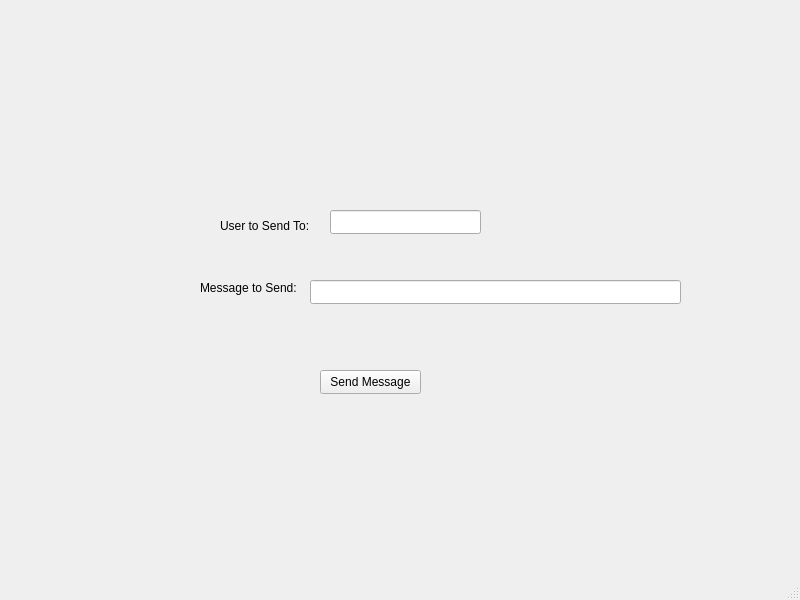
This is ChatAppClient/ChattingWindow.ui in pahuljotmatharoo/SignalSync-client as Qt 5 draws it before an edit. The edited form follows.
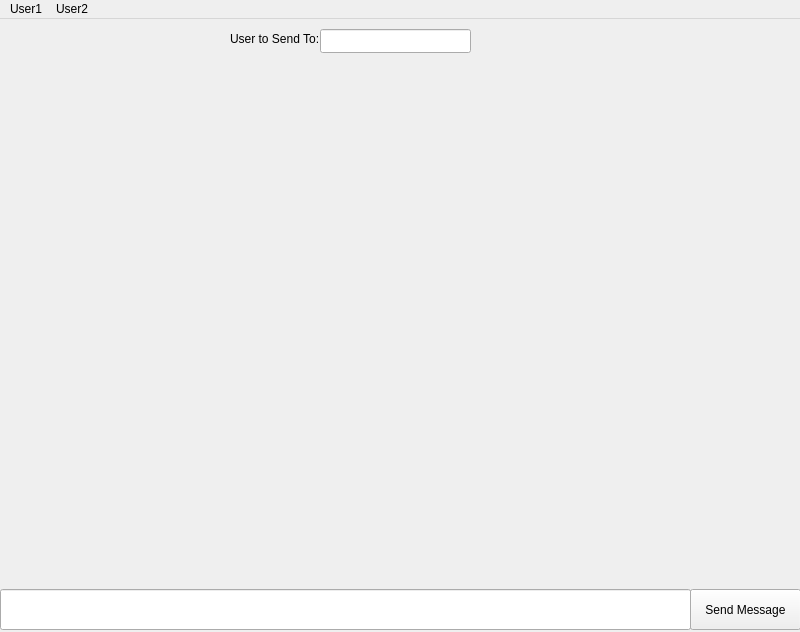
This is the edited form.

Patch:
```diff
--- a/ChatAppClient/ChattingWindow.ui
+++ b/ChatAppClient/ChattingWindow.ui
@@ -7,20 +7,23 @@
     <x>0</x>
     <y>0</y>
     <width>800</width>
-    <height>600</height>
+    <height>632</height>
    </rect>
   </property>
   <property name="windowTitle">
    <string>MainWindow</string>
   </property>
+  <property name="layoutDirection">
+   <enum>Qt::LayoutDirection::LeftToRight</enum>
+  </property>
   <widget class="QWidget" name="centralwidget">
    <widget class="QLabel" name="label">
     <property name="geometry">
      <rect>
-      <x>220</x>
-      <y>210</y>
+      <x>230</x>
+      <y>10</y>
       <width>91</width>
-      <height>31</height>
+      <height>20</height>
      </rect>
     </property>
     <property name="text">
@@ -30,10 +33,10 @@
    <widget class="QPushButton" name="sendButton">
     <property name="geometry">
      <rect>
-      <x>320</x>
-      <y>370</y>
-      <width>101</width>
-      <height>24</height>
+      <x>690</x>
+      <y>570</y>
+      <width>111</width>
+      <height>41</height>
      </rect>
     </property>
     <property name="text">
@@ -43,36 +46,41 @@
    <widget class="QLineEdit" name="Username_input">
     <property name="geometry">
      <rect>
-      <x>330</x>
-      <y>210</y>
+      <x>320</x>
+      <y>10</y>
       <width>151</width>
       <height>24</height>
      </rect>
     </property>
    </widget>
-   <widget class="QLabel" name="label_2">
-    <property name="geometry">
-     <rect>
-      <x>200</x>
-      <y>280</y>
-      <width>101</width>
-      <height>16</height>
-     </rect>
-    </property>
-    <property name="text">
-     <string>Message to Send:</string>
-    </property>
-   </widget>
    <widget class="QLineEdit" name="Message_input">
     <property name="geometry">
      <rect>
-      <x>310</x>
-      <y>280</y>
-      <width>371</width>
-      <height>24</height>
+      <x>0</x>
+      <y>570</y>
+      <width>691</width>
+      <height>41</height>
      </rect>
     </property>
    </widget>
+   <widget class="QWidget" name="verticalLayoutWidget">
+    <property name="geometry">
+     <rect>
+      <x>70</x>
+      <y>50</y>
+      <width>671</width>
+      <height>501</height>
+     </rect>
+    </property>
+    <layout class="QVBoxLayout" name="verticalLayout">
+     <property name="spacing">
+      <number>1</number>
+     </property>
+     <property name="sizeConstraint">
+      <enum>QLayout::SizeConstraint::SetNoConstraint</enum>
+     </property>
+    </layout>
+   </widget>
   </widget>
   <widget class="QMenuBar" name="menubar">
    <property name="geometry">
@@ -83,8 +91,19 @@
      <height>21</height>
     </rect>
    </property>
+   <widget class="QMenu" name="menuUser1">
+    <property name="title">
+     <string>User1</string>
+    </property>
+   </widget>
+   <widget class="QMenu" name="menuUser2">
+    <property name="title">
+     <string>User2</string>
+    </property>
+   </widget>
+   <addaction name="menuUser1"/>
+   <addaction name="menuUser2"/>
   </widget>
-  <widget class="QStatusBar" name="statusbar"/>
  </widget>
  <resources/>
  <connections/>
```
